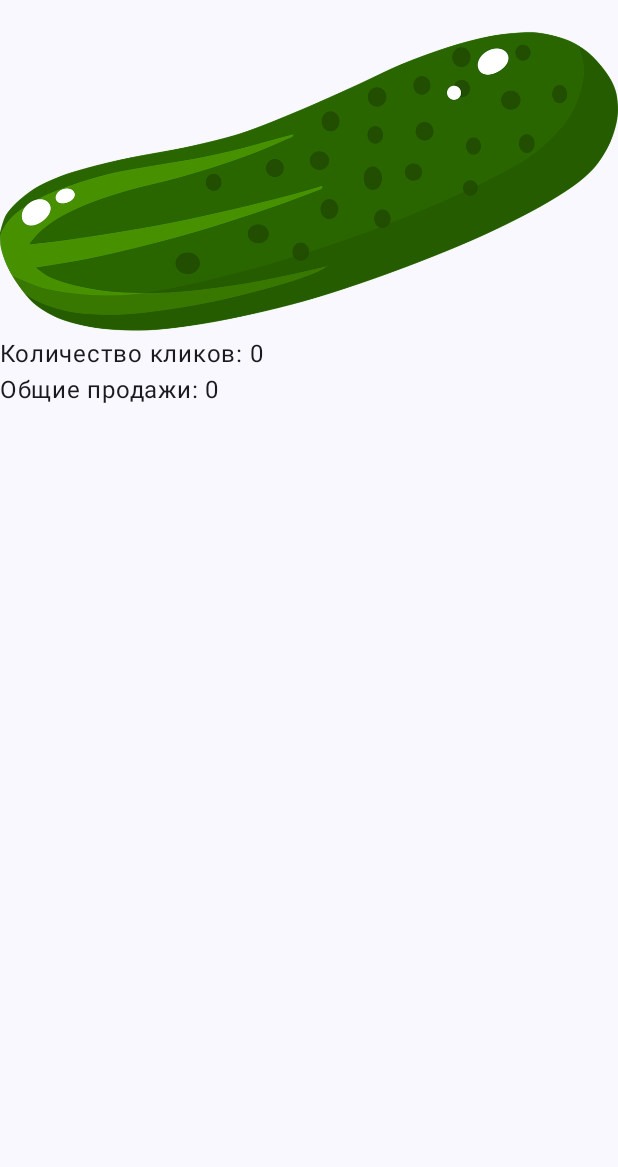
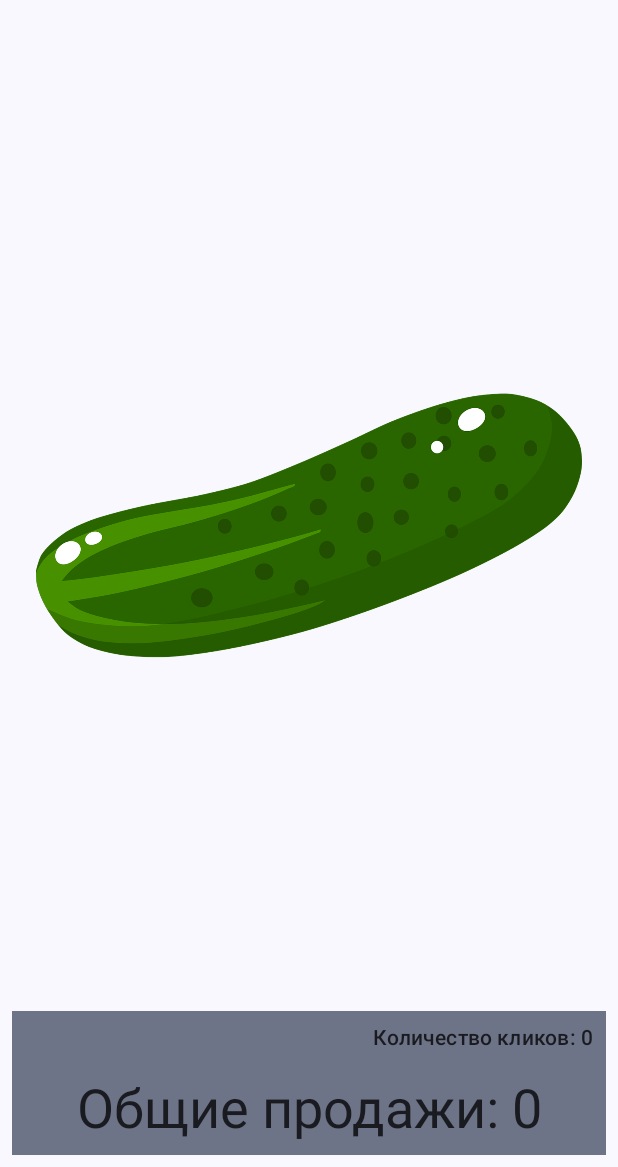
Before and after one commit to daemuun/plant-clicker, an Android app built with Jetpack Compose: the screen it shows after launch (MainActivity), on a phone screen of 412 x 824 dp, the part 69-1236 px from its top. Run offline under Robolectric (Android 15) with nearby library versions, the phone set to English and light mode, and no system bars.

Commit message:
create more beautiful UI layout

```diff
--- a/app/src/main/java/com/example/clickerplant/ui/ClickerScreen.kt
+++ b/app/src/main/java/com/example/clickerplant/ui/ClickerScreen.kt
@@ -3,20 +3,28 @@ package com.example.clickerplant.ui
 import androidx.annotation.DrawableRes
 import androidx.annotation.StringRes
 import androidx.compose.foundation.Image
+import androidx.compose.foundation.background
 import androidx.compose.foundation.clickable
 import androidx.compose.foundation.layout.Column
+import androidx.compose.foundation.layout.aspectRatio
 import androidx.compose.foundation.layout.fillMaxSize
+import androidx.compose.foundation.layout.fillMaxWidth
 import androidx.compose.foundation.layout.padding
 import androidx.compose.material3.CenterAlignedTopAppBar
 import androidx.compose.material3.ExperimentalMaterial3Api
+import androidx.compose.material3.MaterialTheme
 import androidx.compose.material3.Scaffold
+import androidx.compose.material3.Surface
 import androidx.compose.material3.Text
 import androidx.compose.runtime.Composable
 import androidx.compose.runtime.collectAsState
 import androidx.compose.runtime.getValue
+import androidx.compose.ui.Alignment
 import androidx.compose.ui.Modifier
+import androidx.compose.ui.res.dimensionResource
 import androidx.compose.ui.res.painterResource
 import androidx.compose.ui.res.stringResource
+import androidx.compose.ui.text.style.TextAlign
 import androidx.compose.ui.tooling.preview.Preview
 import androidx.lifecycle.viewmodel.compose.viewModel
 import com.example.clickerplant.R
@@ -33,20 +41,28 @@ fun ClickerScreen(viewModel: ClickerViewModel = viewModel()) {
             ClickerTopAppBar()
         }
     ) { innerPadding ->
-        Column(modifier = Modifier.padding(innerPadding)) {
+        Surface(modifier = Modifier.padding(innerPadding)) {
+            Column(modifier = Modifier.padding(dimensionResource(R.dimen.padding_small))) {
                 PlantImage(
                     clickerUiState.currentPlant.plantImageId,
                     clickerUiState.currentPlant.plantNameId,
                     onPlantImageClick = {
                         viewModel.onPlantClick()
                         viewModel.checkUpdateThePlant()
-                }
+                    },
+                    modifier = Modifier
+                        .weight(1f)
+                        .aspectRatio(1f)
+                        .padding(dimensionResource(R.dimen.padding_medium))
                 )
                 ClickerInfo(
                     countClicks = clickerUiState.countClicks,
                     currentRevenue = clickerUiState.currentRevenue,
                     modifier = Modifier
+                        .background(MaterialTheme.colorScheme.secondaryContainer)
+                        .fillMaxWidth()
                 )
+            }
         }
     }
 }
@@ -67,13 +83,11 @@ fun PlantImage(
     onPlantImageClick: () -> Unit,
     modifier: Modifier = Modifier
 ) {
-    Column(modifier = modifier) {
     Image(
         painter = painterResource(imageId),
         contentDescription = stringResource(nameId),
-            modifier = Modifier.clickable(onClick = onPlantImageClick)
+        modifier = modifier.clickable(onClick = onPlantImageClick)
     )
-    }
 }
 
 @Composable
@@ -83,12 +97,23 @@ fun ClickerInfo(
     modifier: Modifier = Modifier
 ) {
     Column(modifier = modifier) {
-        Text(text = stringResource(R.string.count_clicks, countClicks))
+        Text(
+            text = stringResource(R.string.count_clicks, countClicks),
+            style = MaterialTheme.typography.titleSmall,
+            modifier = Modifier
+                .align(Alignment.End)
+                .padding(dimensionResource(R.dimen.padding_small))
+        )
         Text(
             text = stringResource(
                 R.string.current_revenue,
                 NumberFormat.getNumberInstance().format(currentRevenue)
-            )
+            ),
+            style = MaterialTheme.typography.displaySmall,
+            modifier = Modifier
+                .fillMaxWidth()
+                .padding(dimensionResource(R.dimen.padding_small)),
+            textAlign = TextAlign.Center
         )
     }
 }
--- /dev/null
+++ b/app/src/main/res/values/dimens.xml
@@ -0,0 +1,5 @@
+<?xml version="1.0" encoding="utf-8"?>
+<resources>
+    <dimen name="padding_small">8dp</dimen>
+    <dimen name="padding_medium">16dp</dimen>
+</resources>
```
Lines whose indentation alone changed are shown as unchanged.
